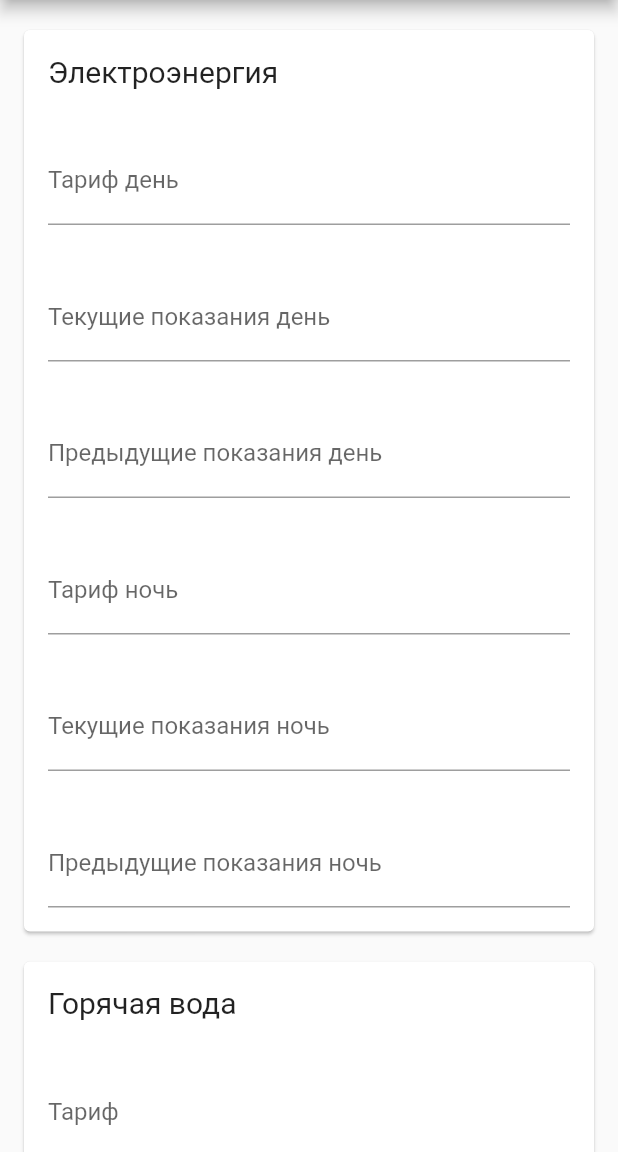
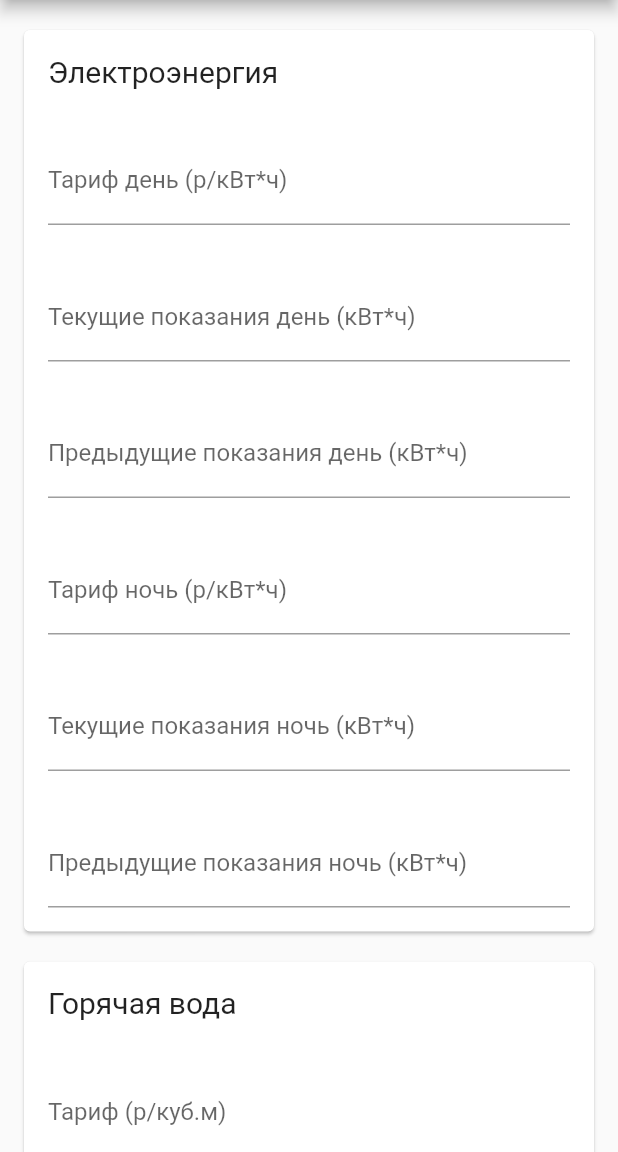
Before and after one commit to cruelper/utility_cost_calculator, a Flutter app: the screen it shows after launch, on a phone screen of 412 x 824 dp, the part 84-1236 px from its top. Run offline on Flutter 3.47's test engine with Material 2 defaults, Android fonts, the phone set to English and light mode, and no system bars.

Commit message:
v2
changed somestring

```diff
--- a/lib/ElectricityCard.dart
+++ b/lib/ElectricityCard.dart
@@ -36,16 +36,16 @@ class ElectricityCard extends StatelessWidget {
               ),
             ),
           ),
-          CustomTextField("Тариф день", fareElDayController),
+          CustomTextField("Тариф день (р/кВт*ч)", fareElDayController),
           CustomTextField(
-                "Текущие показания день", currentElReadingsDayController),
+                "Текущие показания день (кВт*ч)", currentElReadingsDayController),
           CustomTextField(
-                "Предыдущие показания день", pastElReadingsDayController),
-          CustomTextField("Тариф ночь", fareElNightController),
+                "Предыдущие показания день (кВт*ч)", pastElReadingsDayController),
+          CustomTextField("Тариф ночь (р/кВт*ч)", fareElNightController),
           CustomTextField(
-                "Текущие показания ночь", currentElReadingsNightController),
+                "Текущие показания ночь (кВт*ч)", currentElReadingsNightController),
           CustomTextField(
-                "Предыдущие показания ночь", pastElReadingsNightController),
+                "Предыдущие показания ночь (кВт*ч)", pastElReadingsNightController),
         ],
       ),
     );
--- a/lib/GasCard.dart
+++ b/lib/GasCard.dart
@@ -61,11 +61,11 @@ class _GasCardState extends State<GasCard> {
           Column(
             children: [
               CustomTextField.withState(
-                    "Тариф", fareGasController, isGas.getBool()),
+                    "Тариф (р/куб.м)", fareGasController, isGas.getBool()),
               CustomTextField.withState(
-                    "Текущие показания", currentGasReadingsController, isGas.getBool()),
+                    "Текущие показания (куб.м)", currentGasReadingsController, isGas.getBool()),
               CustomTextField.withState(
-                    "Предыдущие показания", pastGasReadingsController, isGas.getBool()),
+                    "Предыдущие показания (куб.м)", pastGasReadingsController, isGas.getBool()),
             ],
           ),
         ],
--- a/lib/HotWaterCard.dart
+++ b/lib/HotWaterCard.dart
@@ -31,9 +31,9 @@ class HotWaterCard extends StatelessWidget {
           ),
           Column(
             children: [
-              CustomTextField("Тариф", fareHotWaterController),
-              CustomTextField("Текущие показания", currentHotWaterReadingsController),
-              CustomTextField("Предыдущие показания", pastHotWaterReadingsController),
+              CustomTextField("Тариф (р/куб.м)", fareHotWaterController),
+              CustomTextField("Текущие показания (куб.м)", currentHotWaterReadingsController),
+              CustomTextField("Предыдущие показания (куб.м)", pastHotWaterReadingsController),
             ],
           ),
         ],
--- a/lib/main.dart
+++ b/lib/main.dart
@@ -127,7 +127,7 @@ class _MyCustomFormState extends State<UtilityCostCalculatorForm> {
                                 showAlertDialog(context, elDay + elNight, hotWater + coldWater, gas);
                               }
                             },
-                            child: const Text("Расчитать")),
+                            child: const Text("Рассчитать")),
                       ),
                     ),
                   ],
```
